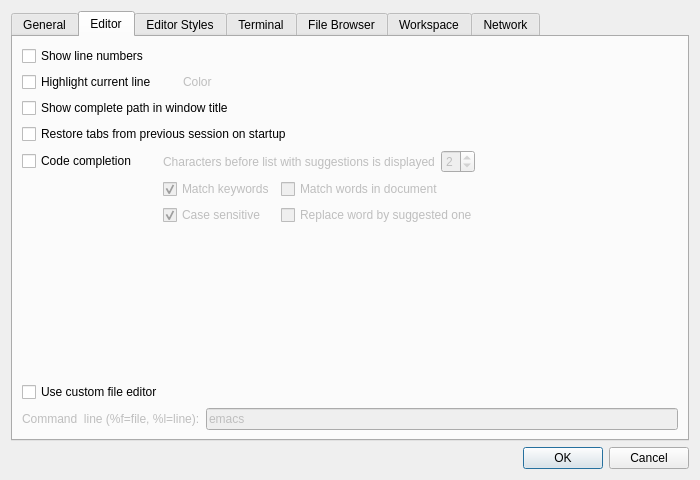
ctaggart/octave, file libgui/src/settings-dialog.ui: the form before one commit.
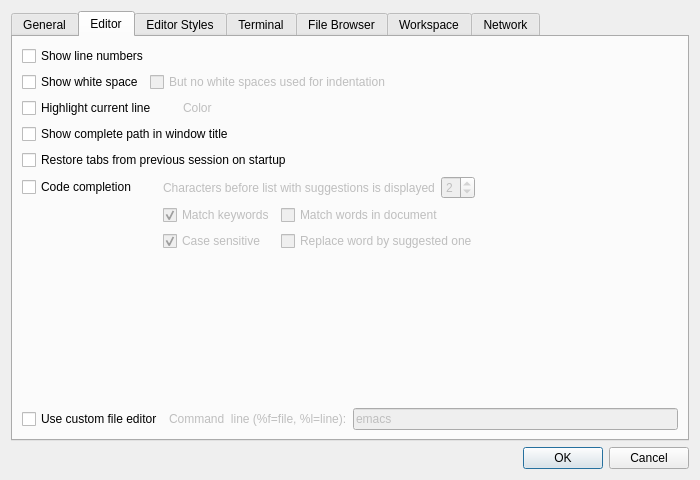
The form after the commit. The open tabs and pages were chosen to show the change.

Commit message:
make white space visibility in the editor configurable
* settings-dialog.ui: insert checkboxes for white space visibility
* settings-dialog.cc(read_settings): read state for checkboxes from settings,
  (write_changed_settings): write state of checkboxes into settings file
* file-editor-tab.cc(notice-settings): load white space visibility from settings

```diff
--- a/libgui/src/settings-dialog.ui
+++ b/libgui/src/settings-dialog.ui
@@ -207,6 +207,40 @@
            </property>
           </widget>
          </item>
+         <item>
+          <layout class="QHBoxLayout" name="horizontalLayout_4">
+           <item>
+            <widget class="QCheckBox" name="editor_ws_checkbox">
+             <property name="text">
+              <string>Show white space</string>
+             </property>
+            </widget>
+           </item>
+           <item>
+            <widget class="QCheckBox" name="editor_ws_indent_checkbox">
+             <property name="enabled">
+              <bool>false</bool>
+             </property>
+             <property name="text">
+              <string>But no white spaces used for indentation</string>
+             </property>
+            </widget>
+           </item>
+           <item>
+            <spacer name="horizontalSpacer_12">
+             <property name="orientation">
+              <enum>Qt::Horizontal</enum>
+             </property>
+             <property name="sizeHint" stdset="0">
+              <size>
+               <width>40</width>
+               <height>20</height>
+              </size>
+             </property>
+            </spacer>
+           </item>
+          </layout>
+         </item>
          <item>
           <layout class="QGridLayout" name="editor_grid_current_line" rowstretch="0" columnstretch="0,0,0,0,0">
            <item row="0" column="0">
@@ -457,6 +491,8 @@
         </spacer>
        </item>
        <item>
+        <layout class="QHBoxLayout" name="horizontalLayout">
+         <item>
         <widget class="QCheckBox" name="useCustomFileEditor">
          <property name="enabled">
           <bool>true</bool>
@@ -467,8 +503,6 @@
         </widget>
        </item>
        <item>
-        <layout class="QHBoxLayout" name="horizontalLayout">
-         <item>
           <widget class="QLabel" name="customEditorLabel">
            <property name="enabled">
             <bool>false</bool>
```
Left out of the diff: 16 changed lines with no effect on the pictures. Lines whose indentation alone changed are shown as unchanged. The commit also changes 2 other files.
